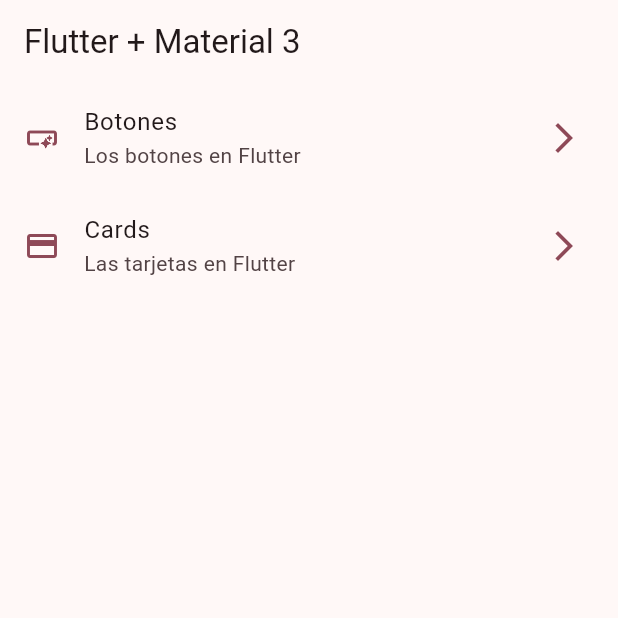
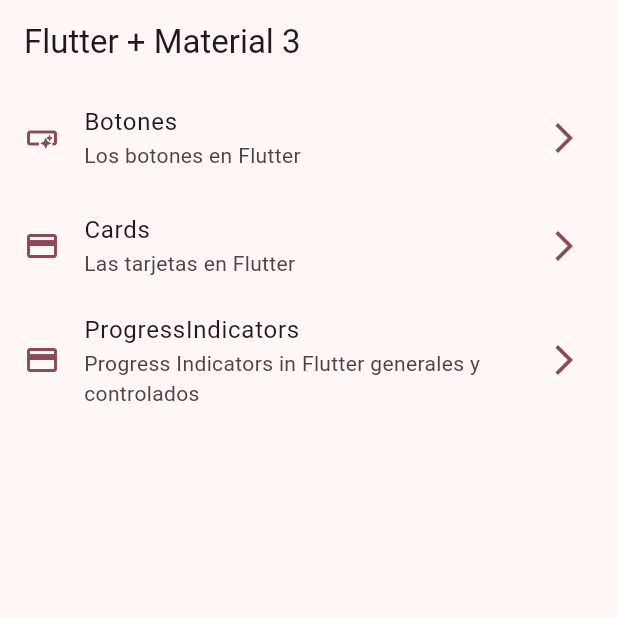
Before and after one commit to imdidier/widgets_app, a Flutter app: the screen it shows after launch, on a phone screen of 412 x 824 dp, the top half of it. Run offline on Flutter 3.47's test engine with Material 2 defaults, Android fonts, the phone set to English and light mode, and no system bars; our stand-ins replace go_router.

Commit message:
progress indicators terminado

```diff
--- a/lib/config/menu/menu_item.dart
+++ b/lib/config/menu/menu_item.dart
@@ -27,4 +27,10 @@ const List<MenuItem> appMenuItems = [
     subTitle: 'Las tarjetas en Flutter',
     title: 'Cards',
   ),
+  MenuItem(
+    icon: Icons.credit_card,
+    link: '/progress',
+    subTitle: 'Progress Indicators in Flutter generales y controlados',
+    title: 'ProgressIndicators',
+  ),
 ];
--- a/lib/config/router/app_router.dart
+++ b/lib/config/router/app_router.dart
@@ -11,13 +11,18 @@ final appRouter = GoRouter(
     ),
     GoRoute(
       path: '/buttons',
-      // name: ButtonsScreen.name,
+      name: ButtonsScreen.name,
       builder: (context, state) => const ButtonsScreen(),
     ),
     GoRoute(
       path: '/cards',
-      // name: CardsScreen.name,
+      name: CardsScreen.name,
       builder: (context, state) => const CardsScreen(),
+    ),
+    GoRoute(
+      path: '/progress',
+      name: ProgressScreen.name,
+      builder: (context, state) => const ProgressScreen(),
     )
   ],
 );
```
Also changed, not shown: lib/ui/screens/progress/progress.dart (+69 -1 lines).
